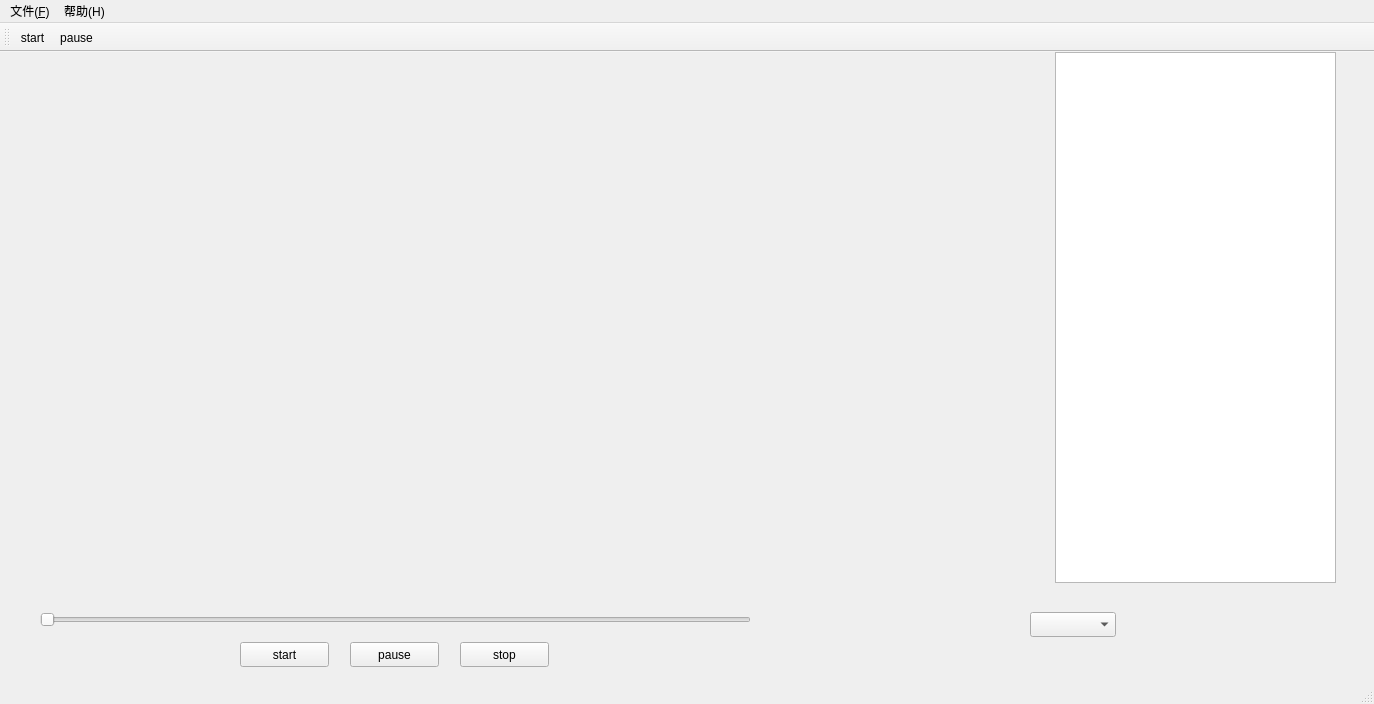
Old version of the form mainwindow.ui in the repository kadbbs/qtplayer.
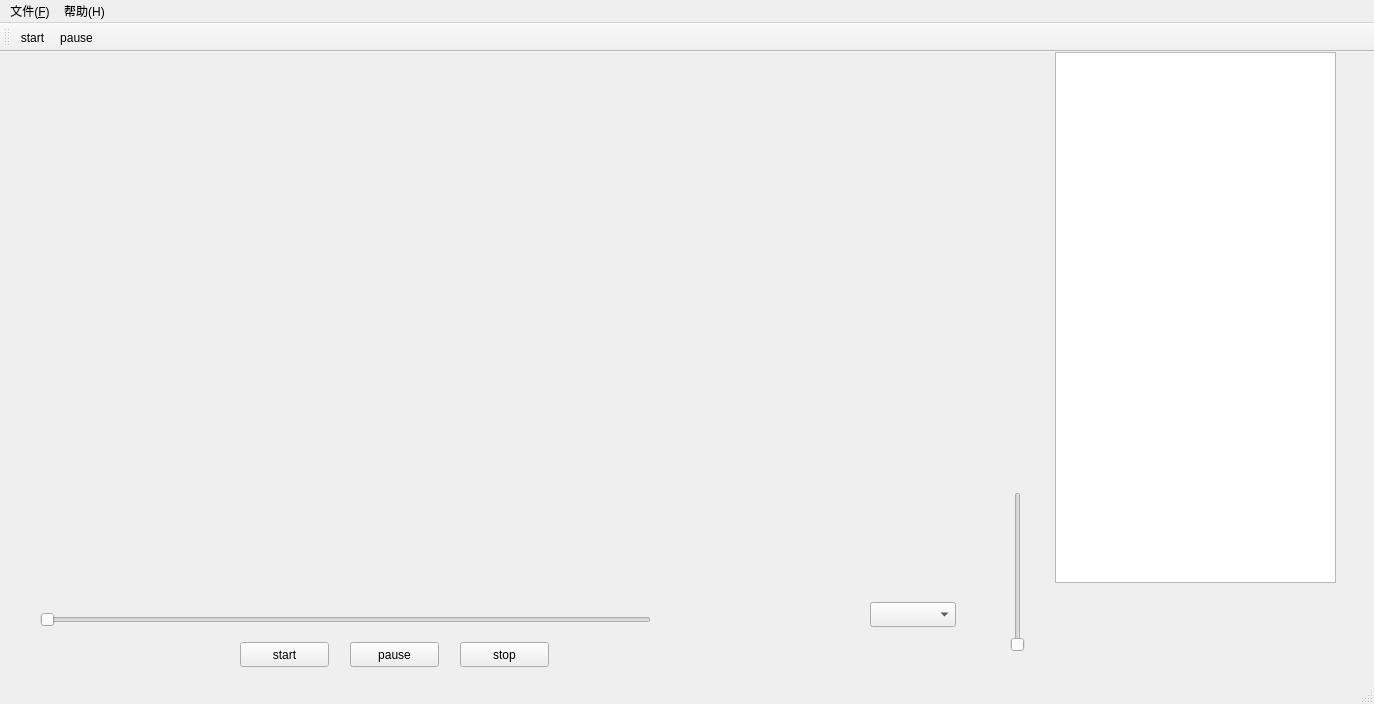
New version of the form. Custom widgets are drawn as their Qt base class.

Commit message: 添加调节音量

The edit to the form file:
```diff
--- a/mainwindow.ui
+++ b/mainwindow.ui
@@ -62,7 +62,7 @@
    <widget class="QLabel" name="timeshow">
     <property name="geometry">
      <rect>
-      <x>790</x>
+      <x>670</x>
       <y>560</y>
       <width>191</width>
       <height>17</height>
@@ -75,19 +75,32 @@
    <widget class="QComboBox" name="comboBox">
     <property name="geometry">
      <rect>
-      <x>1030</x>
-      <y>560</y>
+      <x>870</x>
+      <y>550</y>
       <width>86</width>
       <height>25</height>
      </rect>
     </property>
    </widget>
+   <widget class="QSlider" name="volumeSlider">
+    <property name="geometry">
+     <rect>
+      <x>1010</x>
+      <y>440</y>
+      <width>16</width>
+      <height>160</height>
+     </rect>
+    </property>
+    <property name="orientation">
+     <enum>Qt::Vertical</enum>
+    </property>
+   </widget>
    <widget class="QSlider" name="positionSlider">
     <property name="geometry">
      <rect>
       <x>40</x>
       <y>560</y>
-      <width>711</width>
+      <width>611</width>
       <height>16</height>
      </rect>
     </property>
```
The commit also changes 2 other files.
